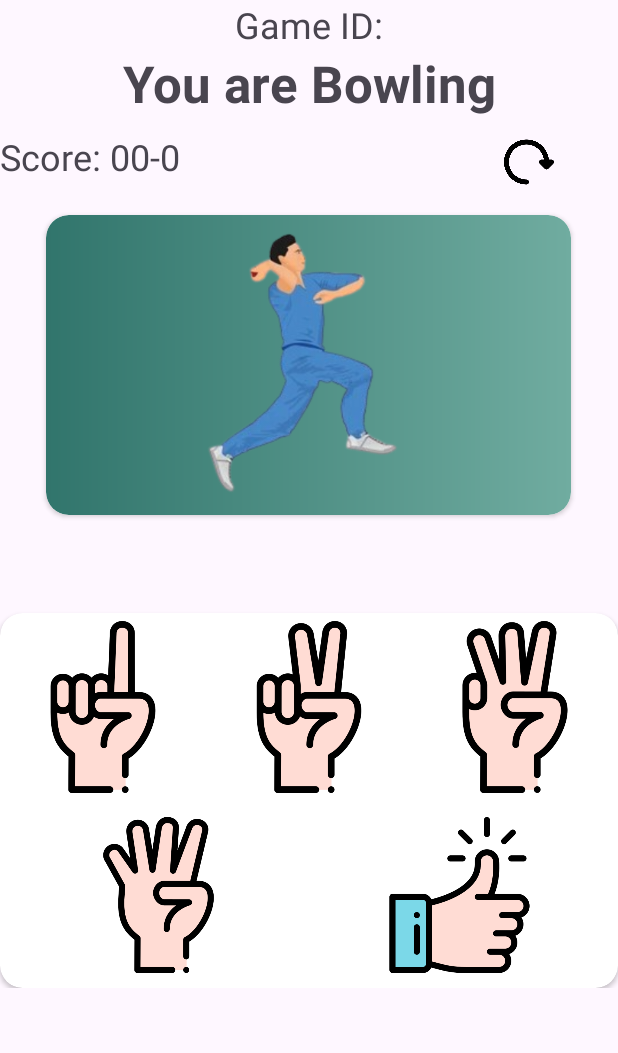
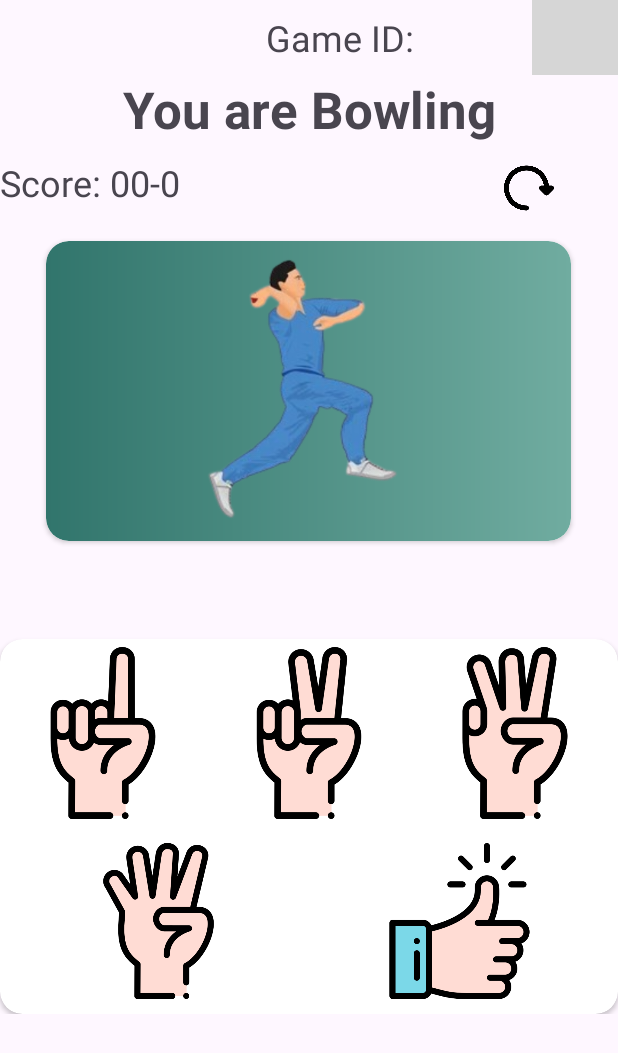
Before and after one commit to HimanshuRawat69/Finger_Cricket_Game, an Android app: the layout activity_multi_player_join_bowling.xml on its own in the app's theme, with its tools: preview values and no code run, on a phone screen of 412 x 824 dp. Shown: the top 1053 px of the screen. Run offline under Robolectric (Android 15) with nearby library versions, the phone set to English and light mode, and no system bars; grey boxes are pictures that could not be loaded.

Commit message:
ADD Active Led

```diff
--- a/app/src/main/java/com/example/fingurecricketgame/MultiPlayerCreateBattingActivity.kt
+++ b/app/src/main/java/com/example/fingurecricketgame/MultiPlayerCreateBattingActivity.kt
@@ -46,6 +46,7 @@ class MultiPlayerCreateBattingActivity : AppCompatActivity() {
         val playagainView=findViewById<ImageView>(R.id.imageView10)
         val gameIdView=findViewById<TextView>(R.id.textView10)
         val lottieAnimationView = findViewById<ProgressBar>(R.id.lottie1)
+        val active=findViewById<ImageView>(R.id.imageView11)
 
 
         val scope= CoroutineScope(Dispatchers.IO)
@@ -102,8 +103,8 @@ class MultiPlayerCreateBattingActivity : AppCompatActivity() {
                     if(value==true)
                     {
                         showToast("Player 2 Has Joined!")
+                        active.setImageResource(R.drawable.green_led)
                         CoroutineScope(Dispatchers.Main).launch {
-                            oneView.isEnabled = true
                             notmakeVisible()
                         }
                     }
--- a/app/src/main/res/layout/activity_batting_bowling_select.xml
+++ b/app/src/main/res/layout/activity_batting_bowling_select.xml
@@ -21,7 +21,7 @@
     <LinearLayout
         android:layout_width="match_parent"
         android:layout_height="250dp"
-        android:gravity="center_vertical"
+        android:gravity="center|center_vertical"
         android:orientation="horizontal">
 
         <androidx.cardview.widget.CardView
--- a/app/src/main/res/layout/activity_multi_player_join_bowling.xml
+++ b/app/src/main/res/layout/activity_multi_player_join_bowling.xml
@@ -11,13 +11,27 @@
         android:layout_width="match_parent"
         android:layout_height="match_parent"
         android:orientation="vertical">
+        <LinearLayout
+            android:layout_width="match_parent"
+            android:layout_height="match_parent"
+            android:gravity="center_vertical|end"
+            android:orientation="horizontal">
+
             <TextView
                 android:id="@+id/textView10"
-        android:layout_width="match_parent"
+                android:layout_width="255dp"
                 android:layout_height="wrap_content"
                 android:gravity="center"
                 android:text="Game ID:"
                 android:textSize="24sp" />
+
+            <ImageView
+                android:id="@+id/imageView11"
+                android:layout_width="57dp"
+                android:layout_height="50dp"
+                android:padding="4dp"
+                android:src="@drawable/green_led" />
+        </LinearLayout>
 
     <TextView
         android:id="@+id/textView7"
```
Also changed, not shown: app/src/main/res/layout/activity_multi_player_create_batting.xml (+16 -1 lines). Lines whose indentation alone changed are shown as unchanged.
